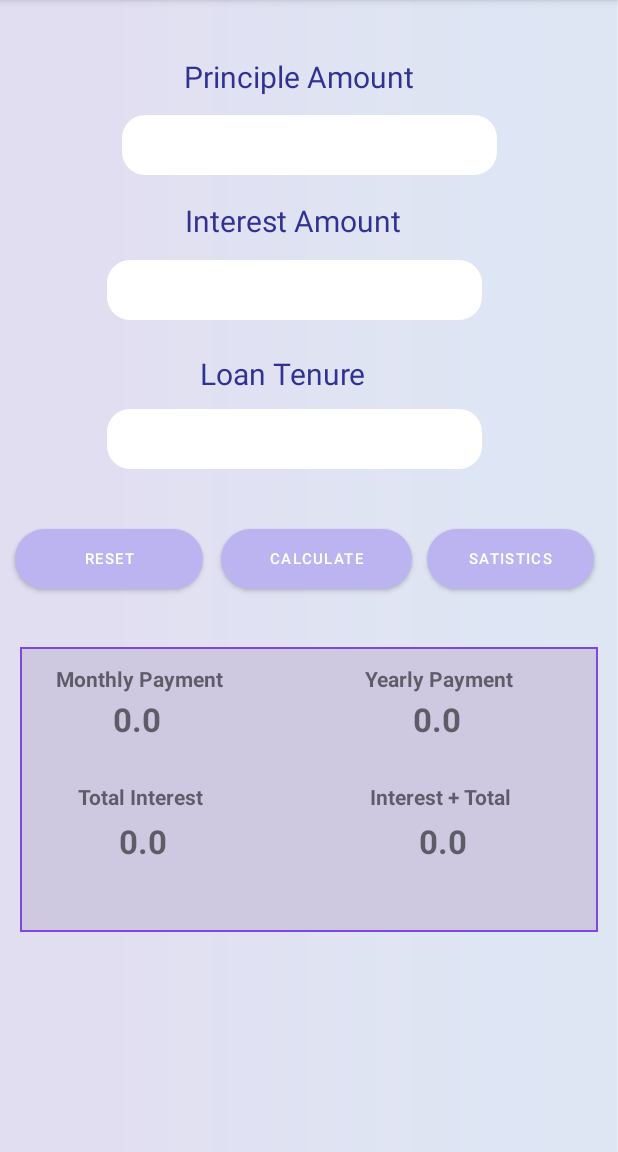
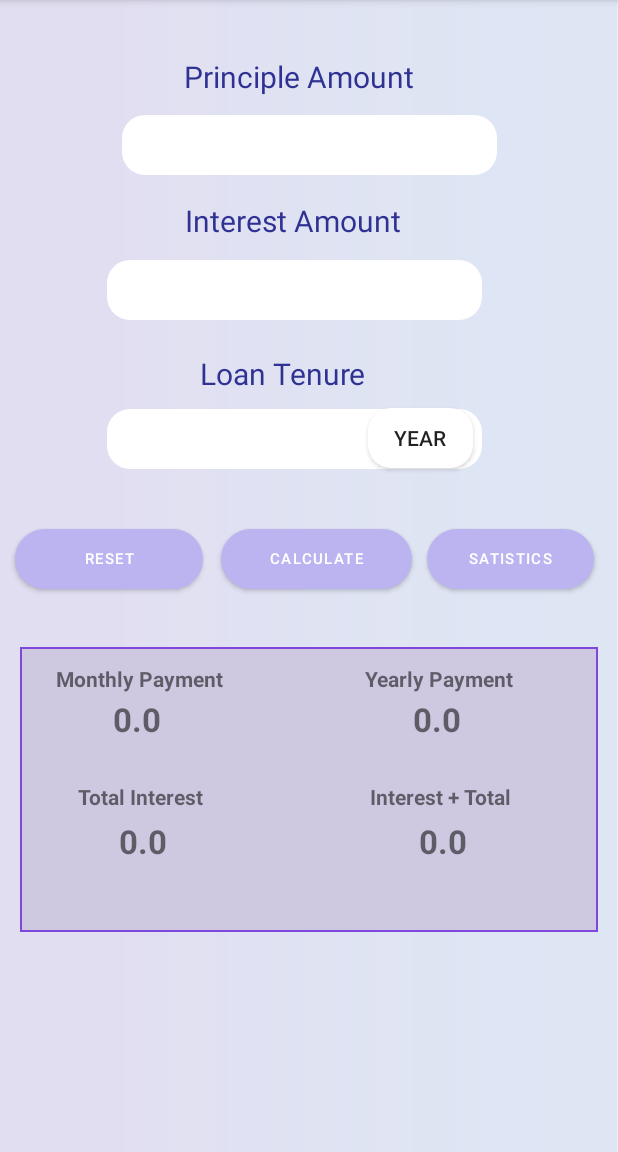
Before and after one commit to Aniksaha-ui/EmiCalculator-final, an Android app: the EmiCalculateActivity screen opened directly, with no data from a screen before it, on a phone screen of 412 x 824 dp, the part 84-1236 px from its top. Run offline under Robolectric (Android 15) with nearby library versions, the phone set to English and light mode, and no system bars.

Commit message:
add toggleButton

```diff
--- a/app/src/main/res/layout/activity_emi_calculate.xml
+++ b/app/src/main/res/layout/activity_emi_calculate.xml
@@ -154,8 +154,19 @@
             android:background="@drawable/corner_redius"
             android:inputType="numberDecimal" />
 
+        <ToggleButton
+            android:id="@+id/toggle"
+            android:layout_width="70dp"
+            android:layout_height="40dp"
+            android:textOff="year"
+            android:textOn="Month"
+            android:layout_marginTop="-57dp"
+            android:background="@drawable/corner_redius"
+            android:layout_marginLeft="174dp"/>
+
 
     </com.google.android.material.textfield.TextInputLayout>
+
 
 
     <LinearLayout
```
Also changed, not shown: app/src/main/java/com/example/emicalculator/EmiCalculateActivity.kt (+20 -7 lines).
